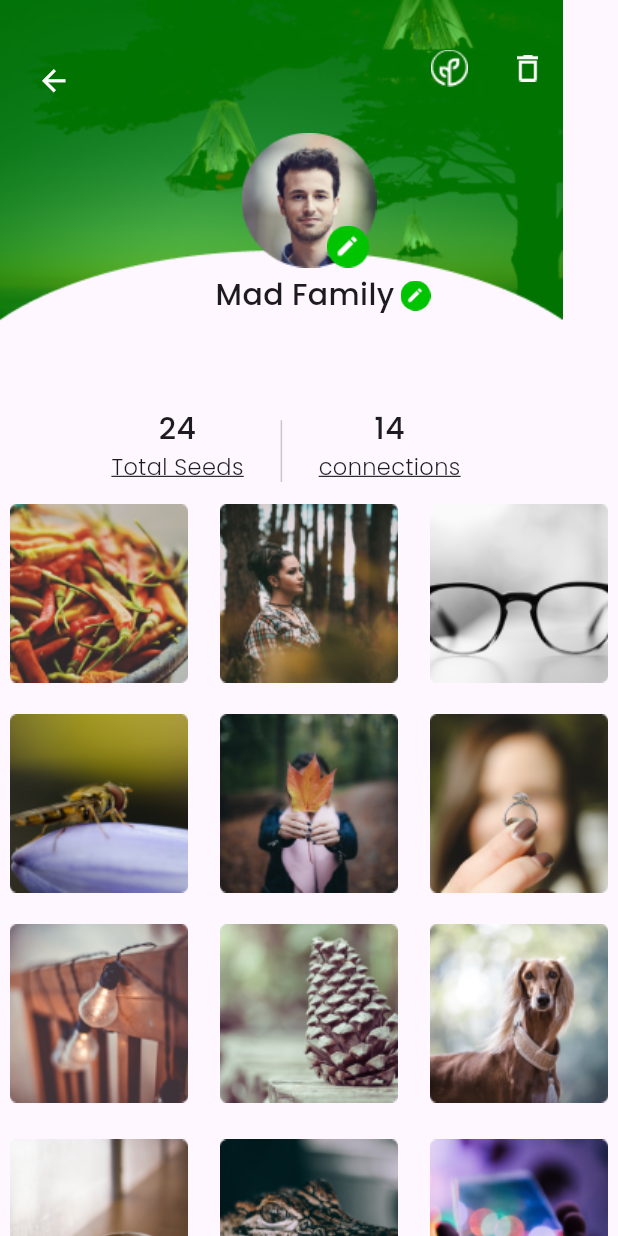
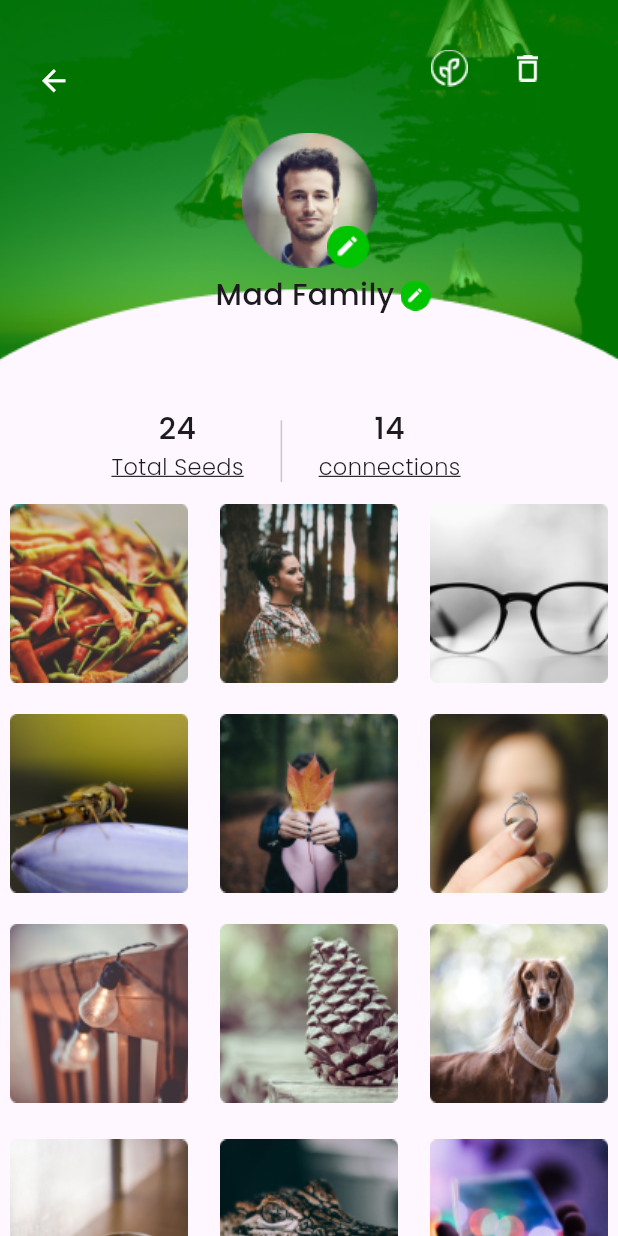
Before and after one commit to expertdev-designer/seed, a Flutter app: the screen it shows after launch, on a phone screen of 412 x 824 dp. Run offline on Flutter 3.47's test engine with Material 2 defaults, Android fonts, the phone set to English and light mode, and no system bars; our stand-ins replace flutter_svg, google_fonts.

Commit message:
responsiveness in  main.dart

```diff
--- a/lib/main.dart
+++ b/lib/main.dart
@@ -79,8 +79,8 @@ class _MyHomePageState extends State<MyHomePage> {
             body: Stack(
               children: <Widget>[
                 Image.asset('assets/images/top.png',
-                  //    width: _media.size.width*1.0,
-                  //  height: _media.size.height*0.3,
+                      width: _media.size.width*1.0,
+                      height: _media.size.height*0.3,
                   fit: BoxFit.cover,
                 ),
                 SafeArea(
```
